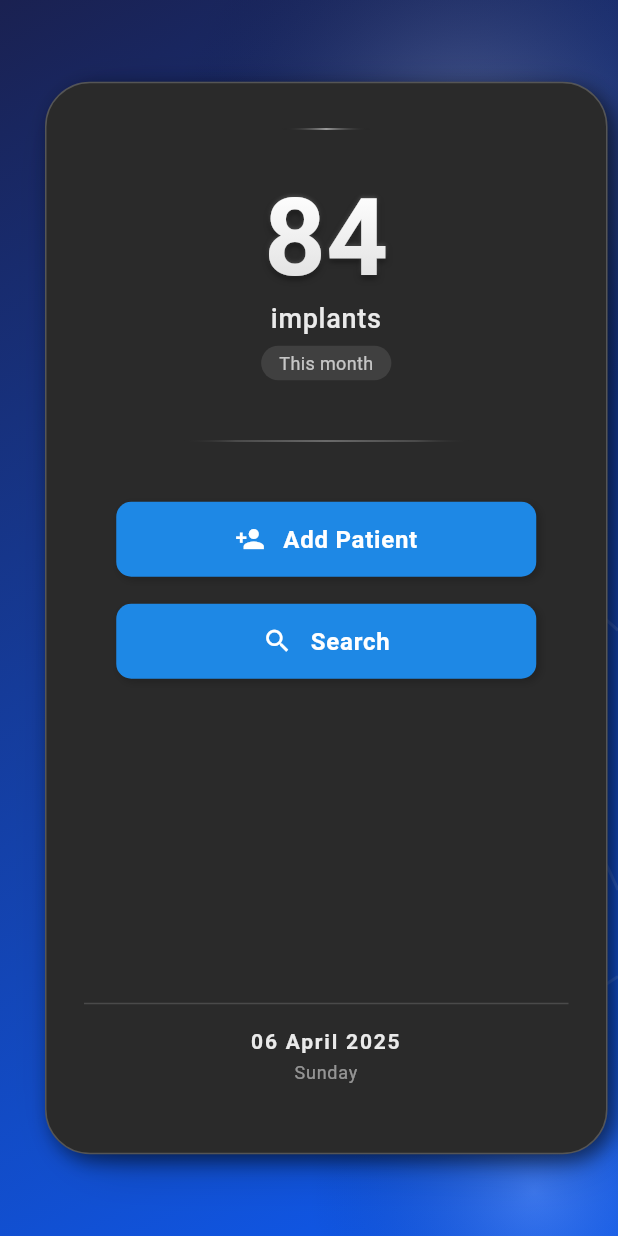
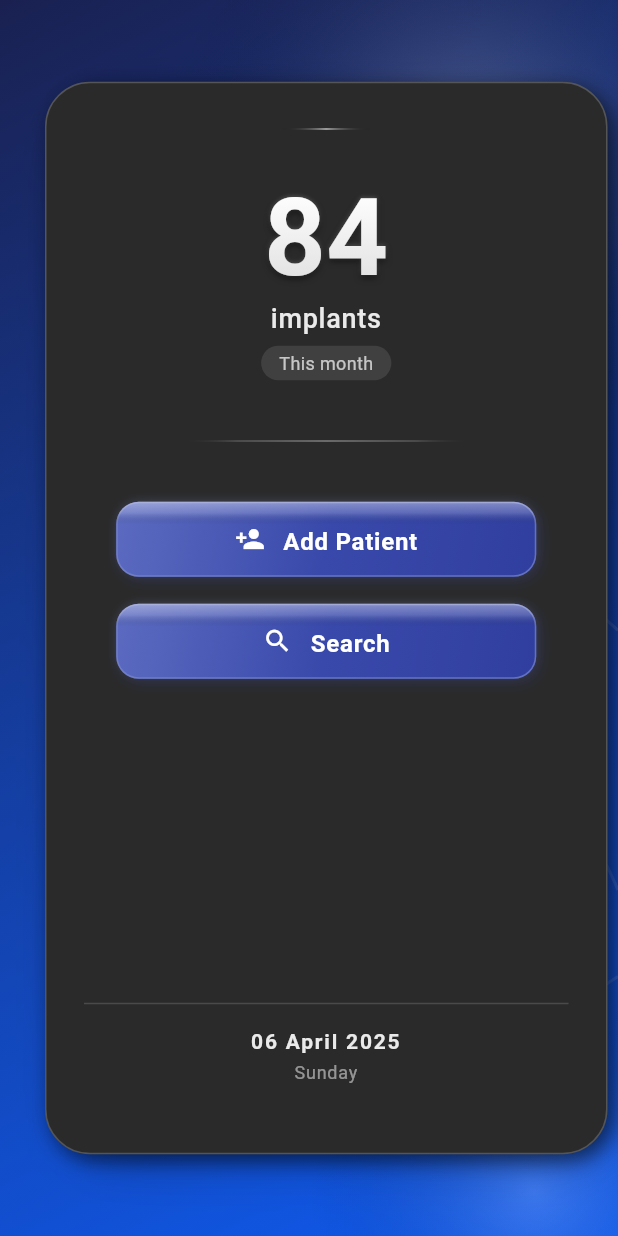
Before and after one commit to greatgreek73/ClinicDB, a Flutter app: the screen it shows after launch, on a phone screen of 412 x 824 dp. Run offline on Flutter 3.47's test engine with Material 3 defaults, Android fonts, the phone set to English and light mode, and no system bars; our stand-ins replace cloud_firestore, firebase_core, firebase_storage, flutter_masked_text2, image_picker, shared_preferences; accounts and stored records are empty.

Commit message:
last button color

```diff
--- a/lib/screens/new_dashboard_screen.dart
+++ b/lib/screens/new_dashboard_screen.dart
@@ -368,27 +368,63 @@ class _NewDashboardScreenState extends State<NewDashboardScreen> with SingleTick
   }
 
   Widget _buildActionButton(String title, IconData icon, VoidCallback onPressed) {
-    // Простая кнопка без сложных эффектов
+    // Кнопка с глубоким индиго градиентом и белым текстом
     return Container(
       width: double.infinity,
       height: 50, // фиксированная высота для стабильности
       decoration: BoxDecoration(
-        borderRadius: BorderRadius.circular(10),
-        // Яркий синий цвет без градиента
-        color: Color(0xFF1E88E5),
+        borderRadius: BorderRadius.circular(15), // увеличенный радиус
+        // Глубокий индиго градиент
+        gradient: LinearGradient(
+          begin: Alignment.topLeft,
+          end: Alignment.bottomRight,
+          colors: [
+            Color(0xFF5C6BC0), // Светлый индиго
+            Color(0xFF3949AB), // Глубокий индиго (основной цвет)
+            Color(0xFF303F9F), // Темный индиго
+          ],
+          stops: [0.0, 0.5, 1.0],
+        ),
         boxShadow: [
+          // Основная тень с индиго оттенком
           BoxShadow(
-            color: Colors.black.withOpacity(0.2),
-            blurRadius: 4,
+            color: Color(0xFF303F9F).withOpacity(0.3),
+            blurRadius: 8,
             spreadRadius: 0,
             offset: Offset(2, 2),
           ),
+          // Светлая тень сверху для объема
+          BoxShadow(
+            color: Colors.white.withOpacity(0.1),
+            blurRadius: 4,
+            spreadRadius: -1,
+            offset: Offset(0, -1),
+          ),
         ],
+        // Единая тонкая граница для совместимости с borderRadius
+        border: Border.all(
+          color: Color(0xFF7986CB).withOpacity(0.7),
+          width: 1,
+        ),
+      ),
+      // Деликатный эффект блика сверху
+      foregroundDecoration: BoxDecoration(
+        borderRadius: BorderRadius.circular(15),
+        gradient: LinearGradient(
+          begin: Alignment.topCenter,
+          end: Alignment.center,
+          colors: [
+            Colors.white.withOpacity(0.4),
+            Colors.white.withOpacity(0.2),
+            Colors.transparent,
+          ],
+          stops: [0.0, 0.3, 0.6],
+        ),
       ),
       child: Material(
         color: Colors.transparent,
         child: InkWell(
-          borderRadius: BorderRadius.circular(10),
+          borderRadius: BorderRadius.circular(15), // Увеличиваем до того же значения, что и у контейнера
           onTap: onPressed,
           child: Padding(
             padding: EdgeInsets.symmetric(horizontal: 20, vertical: 14),
@@ -397,14 +433,14 @@ class _NewDashboardScreenState extends State<NewDashboardScreen> with SingleTick
               children: [
                 Icon(
                   icon,
-                  color: Colors.white,
+                  color: Colors.white, // Белый цвет для иконки
                   size: 20,
                 ),
                 SizedBox(width: 12),
                 Text(
                   title,
                   style: TextStyle(
-                    color: Colors.white,
+                    color: Colors.white, // Белый цвет для текста
                     fontSize: 16,
                     fontWeight: FontWeight.bold,
                     letterSpacing: 0.5,
```
